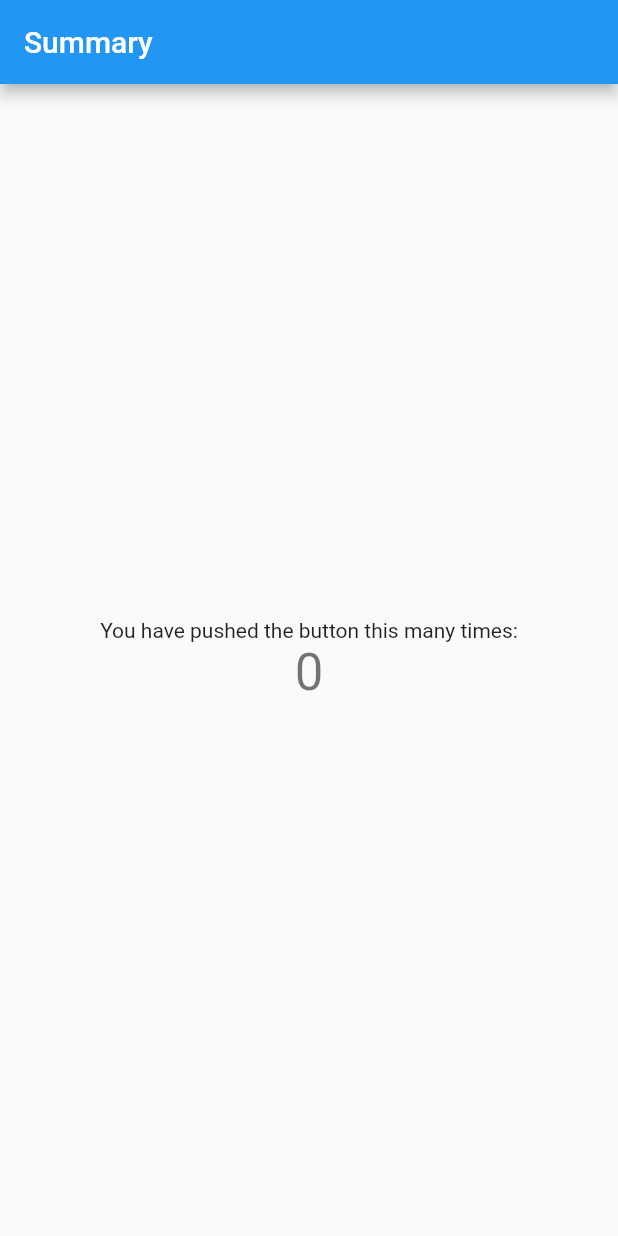
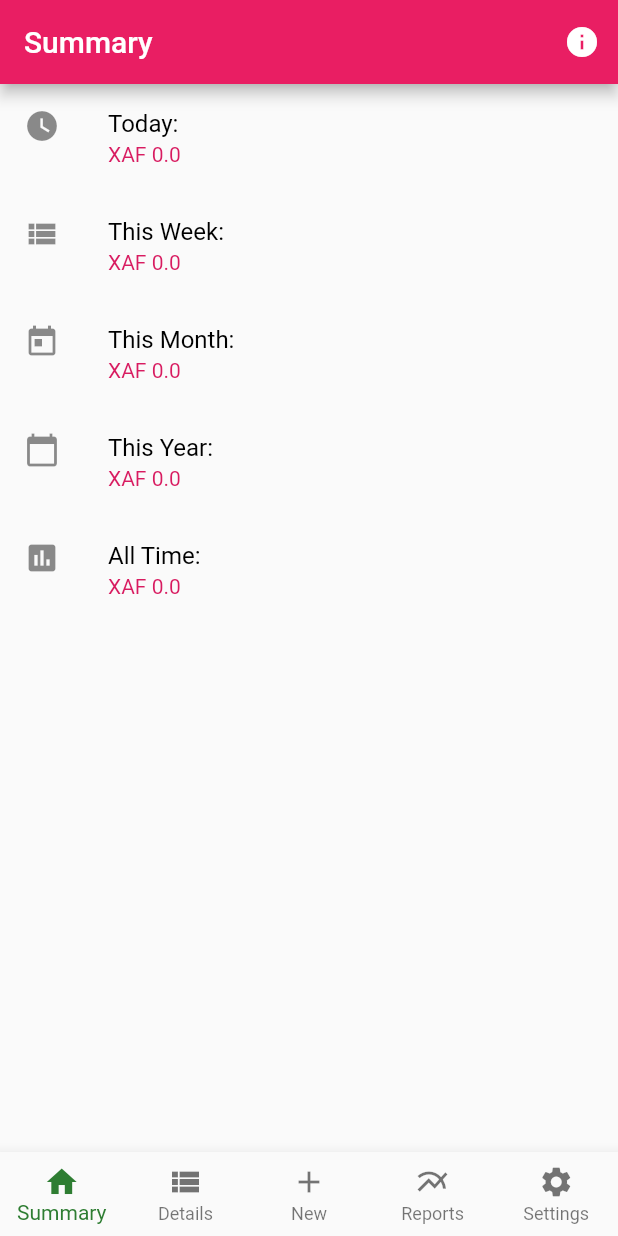
Before and after one commit to kraulain/simple_expense_tracker, a Flutter app: the screen it shows after launch, on a phone screen of 412 x 824 dp. Run offline on Flutter 3.47's test engine with Material 2 defaults, Android fonts, the phone set to English and light mode, and no system bars; our stand-ins replace sqflite; accounts and stored records are empty; Roboto replaces fonts that are missing (Raleway).

Commit message:
Implement summary page

```diff
--- a/lib/main.dart
+++ b/lib/main.dart
@@ -1,4 +1,5 @@
 import 'package:flutter/material.dart';
+import 'package:piggy/views/home_page.dart';
 
 void main() => runApp(MyApp());
 
@@ -7,58 +8,22 @@ class MyApp extends StatelessWidget {
   @override
   Widget build(BuildContext context) {
     return MaterialApp(
+      debugShowCheckedModeBanner: false,
       title: 'Piggy',
       theme: ThemeData(
-        primarySwatch: Colors.blue,
+        fontFamily: 'Raleway',
+        textTheme: Theme
+            .of(context)
+            .textTheme
+            .apply(
+          bodyColor: Colors.black,
+          displayColor: Colors.pink[600],
+        ),
+        // This colors the [InputOutlineBorder] when it is selected
+        primaryColor: Colors.pink[500],
+        textSelectionHandleColor: Colors.green[500],
       ),
-      home: MyHomePage(title: 'Summary'),
+      home: HomePage(),
     );
   }
 }
-
-class MyHomePage extends StatefulWidget {
-  MyHomePage({Key key, this.title}) : super(key: key);
-
-  final String title;
-
-  @override
-  _MyHomePageState createState() => _MyHomePageState();
-}
-
-class _MyHomePageState extends State<MyHomePage> {
-  int _counter = 0;
-
-  void _incrementCounter() {
-    setState(() {
-      _counter++;
-    });
-  }
-
-  @override
-  Widget build(BuildContext context) {
-
-    return Scaffold(
-      appBar: AppBar(
-        // Here we take the value from the MyHomePage object that was created by
-        // the App.build method, and use it to set our appbar title.
-        title: Text(widget.title),
-      ),
-      body: Center(
-        // Center is a layout widget. It takes a single child and positions it
-        // in the middle of the parent.
-        child: Column(
-          mainAxisAlignment: MainAxisAlignment.center,
-          children: <Widget>[
-            Text(
-              'You have pushed the button this many times:',
-            ),
-            Text(
-              '$_counter',
-              style: Theme.of(context).textTheme.display1,
-            ),
-          ],
-        ),
-      ),
-    );
-  }
-}
--- /dev/null
+++ b/lib/views/home_page.dart
@@ -0,0 +1,63 @@
+
+
+import 'package:flutter/material.dart';
+import 'package:piggy/views/summary.dart';
+
+class HomePage extends StatefulWidget {
+  @override
+  State<StatefulWidget> createState() {
+    return _HomePageState();
+  }
+}
+
+class _HomePageState extends State<HomePage> {
+  int _currentIndex = 0;
+  final List<Widget> _children = [
+    SummaryPage(title: 'Summary'),
+    SummaryPage(title: 'Details'),
+    SummaryPage(title: 'New'),
+    SummaryPage(title: 'Reports'),
+    SummaryPage(title: 'Settings')
+  ];
+
+  @override
+  Widget build(BuildContext context) {
+    return Scaffold(
+      body: _children[_currentIndex],
+      bottomNavigationBar: BottomNavigationBar(
+        type: BottomNavigationBarType.fixed,
+        onTap: onTabTapped,
+        currentIndex: _currentIndex,
+        fixedColor: Colors.green[800],
+        items: [
+          BottomNavigationBarItem(
+            icon: Icon(Icons.home),
+            title: Text('Summary'),
+          ),
+          BottomNavigationBarItem(
+            icon: Icon(Icons.view_list),
+            title: Text('Details'),
+          ),
+          BottomNavigationBarItem(
+            icon: Icon(Icons.add),
+            title: Text('New'),
+          ),
+          BottomNavigationBarItem(
+            icon: Icon(Icons.multiline_chart),
+            title: Text('Reports'),
+          ),
+          BottomNavigationBarItem(
+            icon: Icon(Icons.settings),
+            title: Text('Settings'),
+          ),
+        ],
+      ),
+    );
+  }
+
+  void onTabTapped(int index) {
+    setState(() {
+      _currentIndex = index;
+    });
+  }
+}
--- /dev/null
+++ b/lib/views/summary.dart
@@ -0,0 +1,63 @@
+import 'package:flutter/material.dart';
+import 'package:piggy/controllers/expense_controller.dart';
+
+class SummaryPage extends StatefulWidget {
+  SummaryPage({Key key, this.title}) : super(key: key);
+
+  final String title;
+
+  @override
+  _SummaryPageState createState() => _SummaryPageState();
+}
+
+class _SummaryPageState extends State<SummaryPage> {
+  ExpenseController _controller = ExpenseController();
+
+  @override
+  Widget build(BuildContext context) {
+    return Scaffold(
+      appBar: AppBar(
+        // Here we take the value from the MyHomePage object that was created by
+        // the App.build method, and use it to set our appbar title.
+        title: Text(widget.title),
+        actions: <Widget>[
+          IconButton(
+            icon: Icon(Icons.info),
+            onPressed: () {
+              //show about app and help view
+            },
+          ),
+        ],
+      ),
+      body: ListView(
+        children: <Widget>[
+          ListTile(
+            leading: Icon(Icons.watch_later),
+            title: Text('Today: '),
+            subtitle: Text('XAF ' + _controller.getTodaysExpenses().toString()),
+          ),
+          ListTile(
+            leading: Icon(Icons.view_list),
+            title: Text('This Week: '),
+            subtitle: Text('XAF ' + _controller.getTodaysExpenses().toString()),
+          ),
+          ListTile(
+            leading: Icon(Icons.today),
+            title: Text('This Month: '),
+            subtitle: Text('XAF ' + _controller.getTodaysExpenses().toString()),
+          ),
+          ListTile(
+            leading: Icon(Icons.calendar_today),
+            title: Text('This Year: '),
+            subtitle: Text('XAF ' + _controller.getTodaysExpenses().toString()),
+          ),
+          ListTile(
+            leading: Icon(Icons.insert_chart),
+            title: Text('All Time: '),
+            subtitle: Text('XAF ' + _controller.getTodaysExpenses().toString()),
+          ),
+        ],
+      ),
+    );
+  }
+}
```
